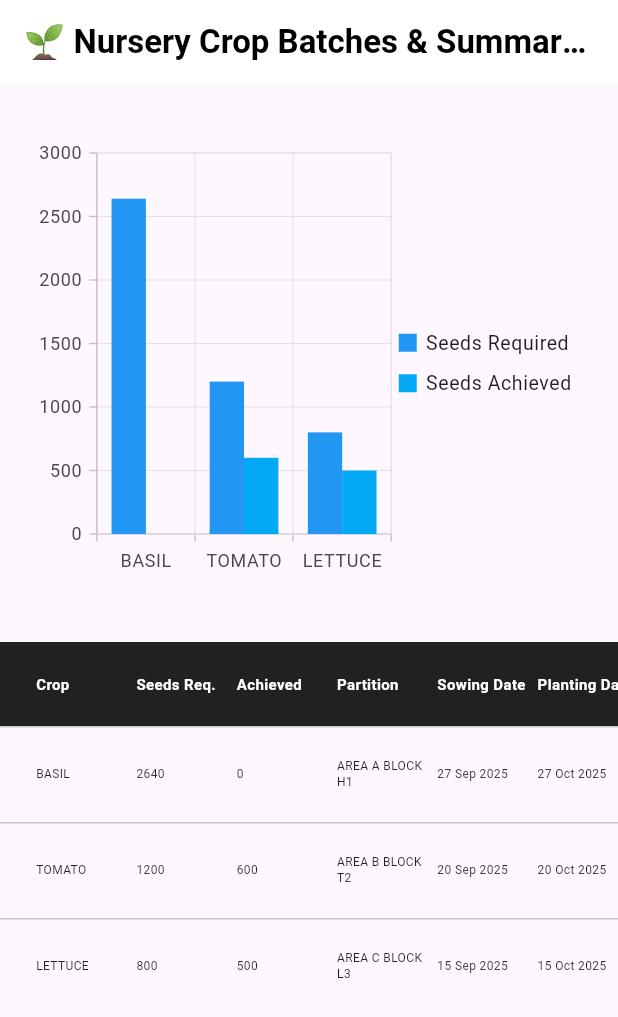
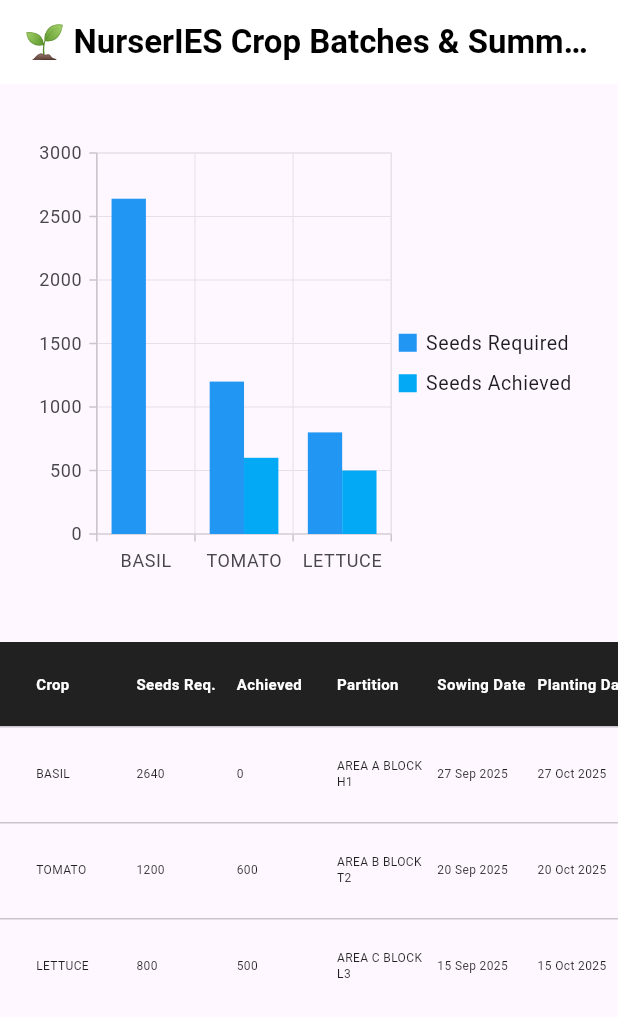
Before and after one commit to Tedpi1/nursery_app, a Flutter app: the screen it shows after launch, on a phone screen of 412 x 824 dp. Shown: the top 1017 px of the screen. Run offline on Flutter 3.47's test engine with Material 3 defaults, Android fonts, the phone set to English and light mode, and no system bars; our stand-ins replace syncfusion_flutter_charts.

Commit message:
Nurserytesting

```diff
--- a/lib/nursery/nursery.dart
+++ b/lib/nursery/nursery.dart
@@ -12,7 +12,7 @@ class NurseryDashboard extends StatelessWidget {
         backgroundColor: Colors.white,
         elevation: 0,
         title: const Text(
-          "🌱 Nursery Crop Batches & Summary (Wk 39)",
+          "🌱 NurserIES Crop Batches & Summary (Wk 39)",
           style: TextStyle(color: Colors.black, fontWeight: FontWeight.bold),
         ),
       ),
```
